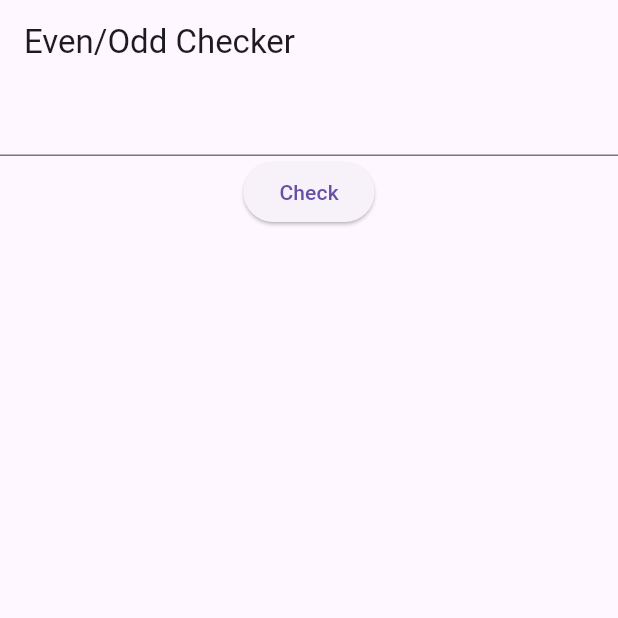
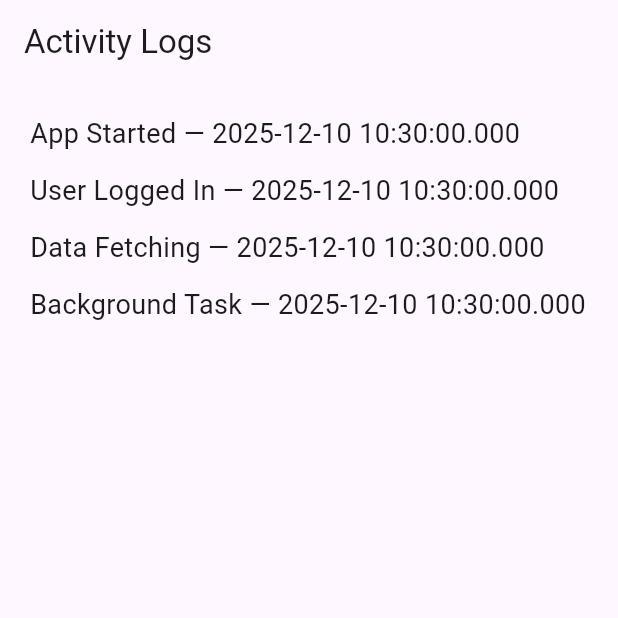
Before and after one commit to tejas1376/cyberlog, a Flutter app: the screen it shows after launch, on a phone screen of 412 x 824 dp, the top half of it. Run offline on Flutter 3.47's test engine with Material 3 defaults, Android fonts, the phone set to English and light mode, and no system bars.

Commit message:
Added Added Log class and log UI feature

```diff
--- a/lib/main.dart
+++ b/lib/main.dart
@@ -1,60 +1,74 @@
 import 'package:flutter/material.dart';
 
 void main() {
-  runApp(MyApp());
+  runApp(const MyApp());
 }
 
 class MyApp extends StatelessWidget {
+  const MyApp({super.key});
+
   @override
   Widget build(BuildContext context) {
     return MaterialApp(
-      home: MyHomePage(),
+      home: LogPage(),
     );
   }
 }
 
-class MyHomePage extends StatefulWidget {
-  @override
-  _MyHomePageState createState() => _MyHomePageState();
+class Log {
+  String action;
+  DateTime timestamp;
+  String status;
+
+  Log({
+    required this.action,
+    required this.timestamp,
+    required this.status,
+  });
 }
 
-class _MyHomePageState extends State<MyHomePage> {
-  String message = '';
+class LogPage extends StatelessWidget {
+  LogPage({super.key});
 
-  TextEditingController controller = TextEditingController();
-
-  void checkNumber() {
-    String input = controller.text;
-
-    int number = int.parse(input);
-
-    if (number % 2 == 0) {
-      message = 'The number $number is Even.';
-    } else {
-      message = 'The number $number is Odd.';
-    }
-
-    setState(() {});
-  }
+  final List<Log> logs = [
+    Log(
+        action: "App Started",
+        timestamp: DateTime.now(),
+        status: "Success"),
+    Log(
+        action: "User Logged In",
+        timestamp: DateTime.now(),
+        status: "Success"),
+    Log(
+        action: "Data Fetching",
+        timestamp: DateTime.now(),
+        status: "Pending"),
+    Log(
+        action: "Background Task",
+        timestamp: DateTime.now(),
+        status: "Failed"),
+  ];
 
   @override
   Widget build(BuildContext context) {
     return Scaffold(
       appBar: AppBar(
-        title: Text('Even/Odd Checker'),
+        title: const Text("Activity Logs"),
       ),
-      body: Center(
+      body: Padding(
+        padding: const EdgeInsets.all(20),
         child: Column(
-          children: [
-            TextField(
-              controller: controller,
-            ),
-            ElevatedButton(
-              onPressed: checkNumber,
-              child: Text('Check'),
-            ),
-            Text(message),
-          ],
+          crossAxisAlignment: CrossAxisAlignment.start,
+
+          children: logs.map((log) {
+            return Padding(
+              padding: const EdgeInsets.only(bottom: 12),
+              child: Text(
+                "${log.action} — ${log.timestamp.toString()}",
+                style: const TextStyle(fontSize: 18),
+              ),
+            );
+          }).toList(),
         ),
       ),
     );
```
